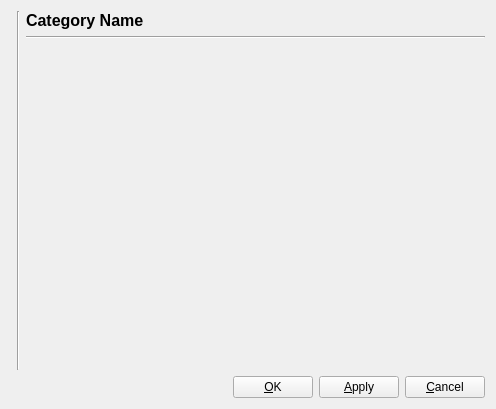
First picture: the form in nextShows/src/ui/configdialog.ui, repository gilcn/nextshows, before the edit.
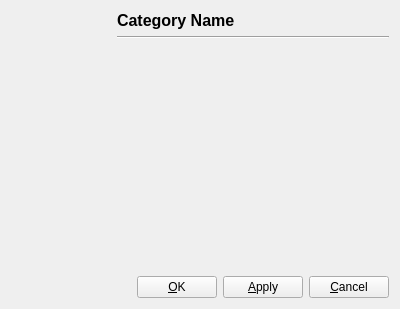
Second picture: the form after the edit.

Commit message: More work on the config dialog

Patch:
```diff
--- a/nextShows/src/ui/configdialog.ui
+++ b/nextShows/src/ui/configdialog.ui
@@ -5,10 +5,16 @@
    <rect>
     <x>0</x>
     <y>0</y>
-    <width>496</width>
-    <height>409</height>
+    <width>400</width>
+    <height>309</height>
    </rect>
   </property>
+  <property name="minimumSize" >
+   <size>
+    <width>400</width>
+    <height>0</height>
+   </size>
+  </property>
   <property name="windowTitle" >
    <string>Configuration</string>
   </property>
@@ -16,14 +22,40 @@
    <item row="0" column="0" >
     <layout class="QHBoxLayout" name="horizontalLayout_2" >
      <item>
-      <widget class="QWidget" native="1" name="wCategories" />
-     </item>
-     <item>
-      <widget class="Line" name="line" >
-       <property name="orientation" >
-        <enum>Qt::Vertical</enum>
-       </property>
-      </widget>
+      <layout class="QVBoxLayout" name="verticalLayout_2" >
+       <item>
+        <widget class="QWidget" native="1" name="wCategories" >
+         <property name="enabled" >
+          <bool>true</bool>
+         </property>
+         <property name="sizePolicy" >
+          <sizepolicy vsizetype="Fixed" hsizetype="Fixed" >
+           <horstretch>0</horstretch>
+           <verstretch>0</verstretch>
+          </sizepolicy>
+         </property>
+         <property name="minimumSize" >
+          <size>
+           <width>100</width>
+           <height>0</height>
+          </size>
+         </property>
+        </widget>
+       </item>
+       <item>
+        <spacer name="verticalSpacer" >
+         <property name="orientation" >
+          <enum>Qt::Vertical</enum>
+         </property>
+         <property name="sizeHint" stdset="0" >
+          <size>
+           <width>20</width>
+           <height>40</height>
+          </size>
+         </property>
+        </spacer>
+       </item>
+      </layout>
      </item>
      <item>
       <layout class="QVBoxLayout" name="verticalLayout" >
```
The commit also changes 5 other files.
